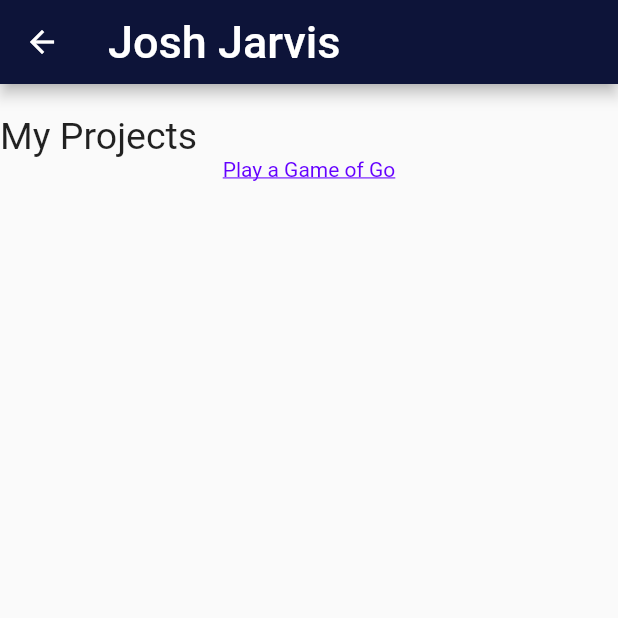
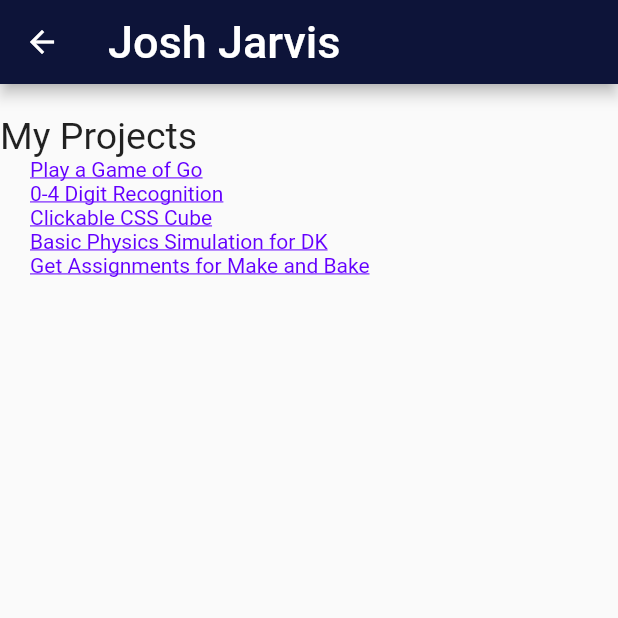
Before and after one commit to ixonstater/codefordaysweb, a Flutter app: the JoshProfile screen opened by its route, on a phone screen of 412 x 824 dp, the top half of it. Run offline on Flutter 3.47's test engine with Material 2 defaults, Android fonts, the phone set to English and light mode, and no system bars; missing offline and left inert: universal_html.

Commit message:
Linked projects to website

```diff
--- a/lib/profiles/josh.dart
+++ b/lib/profiles/josh.dart
@@ -57,14 +57,54 @@ class _JoshProfileState extends State<JoshProfile>{
             fontSize: 25,
           )
         ),
-        Column(
-          children: <Widget>[
-            HyperLink(
-              key,
-              JoshProfileText.goLink,
-              JoshProfileText.goURL
-            )
-          ]
+        Container(
+          margin: EdgeInsets.only(
+            left: 20
+          ),
+          child: Column(
+            children: <Widget>[
+              Align(
+                alignment: Alignment.topLeft,
+                child: HyperLink(
+                  this.key,
+                  JoshProfileText.goLink,
+                  JoshProfileText.goURL
+                ),
+              ),
+              Align(
+                alignment: Alignment.topLeft,
+                child: HyperLink(
+                  this.key,
+                  JoshProfileText.digitRecog,
+                  JoshProfileText.digitRecogURL
+                ),
+              ),
+              Align(
+                alignment: Alignment.topLeft,
+                child: HyperLink(
+                  this.key,
+                  JoshProfileText.cssCube,
+                  JoshProfileText.cssCubeURL
+                ),
+              ),
+              Align(
+                alignment: Alignment.topLeft,
+                child: HyperLink(
+                  this.key,
+                  JoshProfileText.dkSym,
+                  JoshProfileText.dkSymURL
+                ),
+              ),
+              Align(
+                alignment: Alignment.topLeft,
+                child: HyperLink(
+                  this.key,
+                  JoshProfileText.makeAndBake,
+                  JoshProfileText.makeAndBakeURL
+                ),
+              ),
+            ]
+          )
         )
       ]
     );
@@ -106,7 +146,7 @@ class HyperLink extends StatelessWidget{
           decoration: TextDecoration.underline
         )
       ),
-      onTap: () {html.window.open(this.url, '_blank');},
+      onTap: () {html.window.open(this.url, '_self');},
     );
   }
 }
@@ -119,6 +159,16 @@ class JoshProfileTheme{
 class JoshProfileText{
   static const title = "Josh Jarvis";
   static const projectsHeader = "My Projects";
+
   static const goLink = "Play a Game of Go";
-  static const goURL = 'http://www.codefordays.io/play_go/';
+  static const makeAndBake = "Get Assignments for Make and Bake";
+  static const digitRecog = "0-4 Digit Recognition";
+  static const cssCube = "Clickable CSS Cube";
+  static const dkSym = "Basic Physics Simulation for DK";
+
+  static const goURL = 'http://www.codefordays.io/josh/go_client/index.html';
+  static const makeAndBakeURL = 'http://www.codefordays.io/josh/make_and_bake/make_and_bake.html';
+  static const digitRecogURL = 'http://www.codefordays.io/josh/digit_recog/digit_recog.html';
+  static const cssCubeURL = 'http://www.codefordays.io/josh/css_cube/index.html';
+  static const dkSymURL = 'http://www.codefordays.io/josh/physics_sym/index.html';
 }
```
